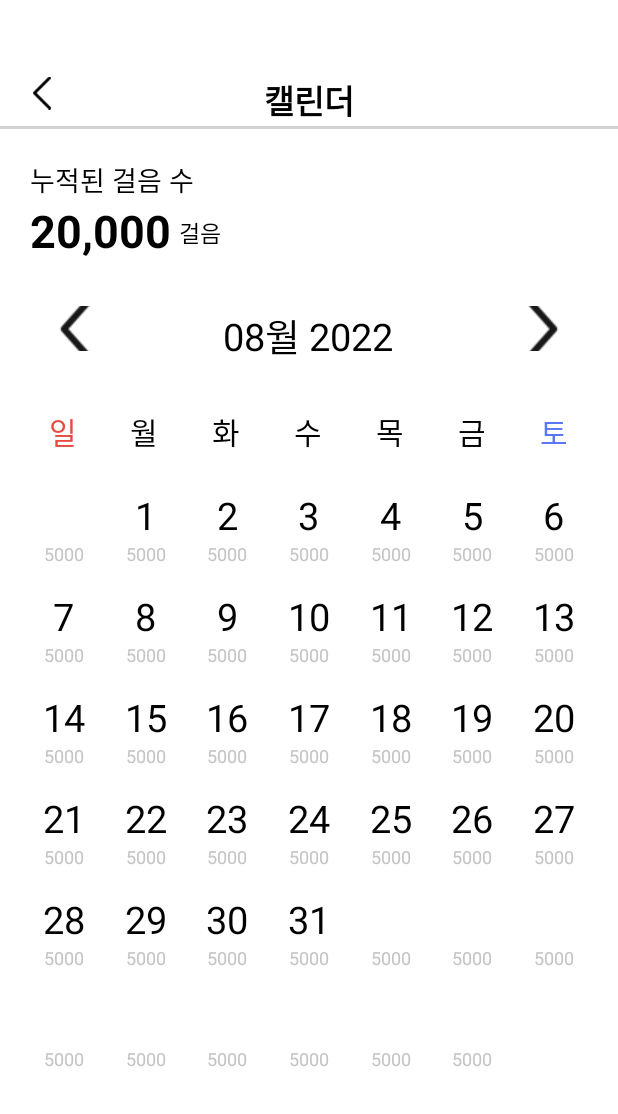
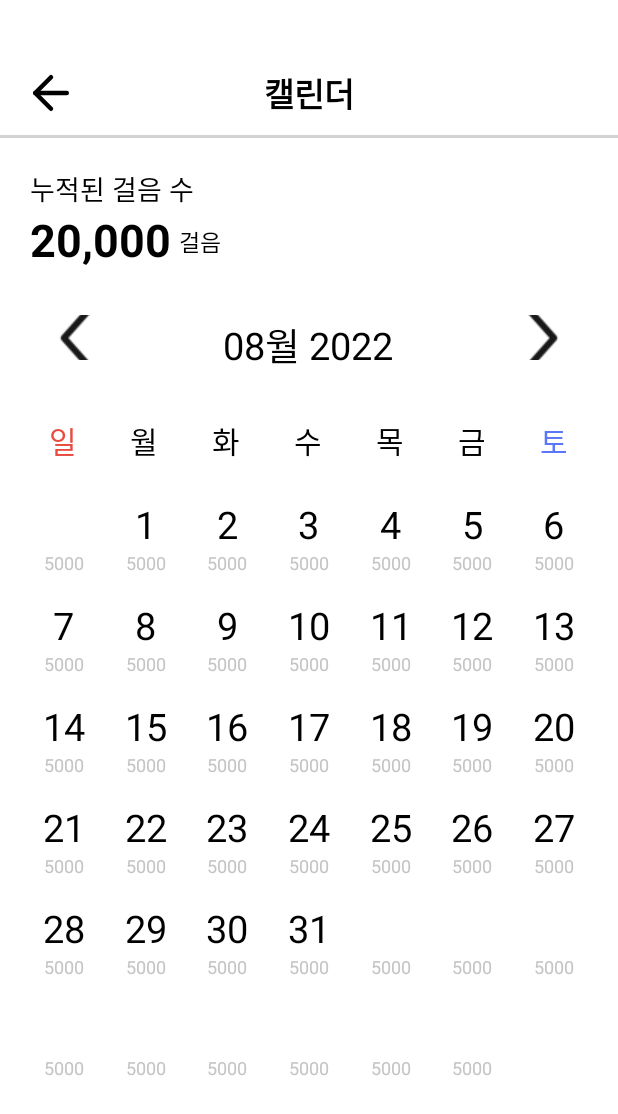
Before and after one commit to Donggrami/Donggrami-Earth1round-AOS, an Android app: the CharacterCalenderActivity screen opened directly, with no data from a screen before it, on a phone screen of 412 x 824 dp. Shown: the top 1114 px of the screen. Run offline under Robolectric (Android 15) with nearby library versions, the phone set to English and light mode, and no system bars; our stand-ins replace data binding.

Commit message:
modify design

```diff
--- a/app/src/main/res/layout/fragment_character_calender.xml
+++ b/app/src/main/res/layout/fragment_character_calender.xml
@@ -13,13 +13,14 @@
 
             <ImageView
                 android:id="@+id/character_calender_back_iv"
-                android:layout_width="12dp"
-                android:layout_height="24dp"
-                android:layout_marginTop="50dp"
-                android:layout_marginStart="22dp"
-                android:src="@drawable/ic_arrow_left"
+                android:layout_width="36dp"
+                android:layout_height="36dp"
+                android:layout_marginTop="44dp"
+                android:layout_marginStart="16dp"
+                android:src="@drawable/ic_back"
                 app:layout_constraintStart_toStartOf="parent"
                 app:layout_constraintTop_toTopOf="parent"/>
+
 
             <TextView
                 android:id="@+id/character_calender_title_tv"
@@ -30,7 +31,8 @@
                 android:textSize="22sp"
                 android:textColor="@color/black"
                 android:textAlignment="center"
-                app:layout_constraintTop_toTopOf="@id/character_calender_back_iv"/>
+                app:layout_constraintTop_toTopOf="@id/character_calender_back_iv"
+                app:layout_constraintBottom_toBottomOf="@id/character_calender_back_iv"/>
 
 
             <View
```
